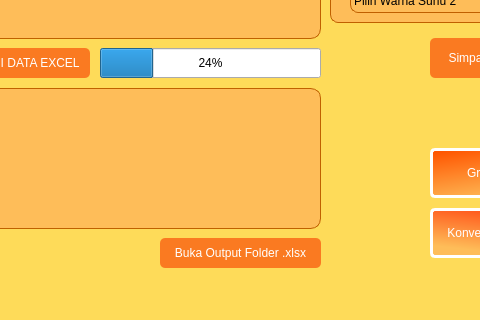
Old version of the form UI/ui_main_app2.ui in the repository NubiOmega/Saving-Your-Quality-Time; both pictures show x 190 to 670 and y 382 to 702 of the 900 by 702 pixel window.
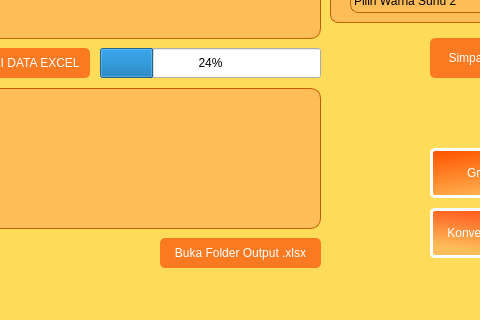
New version of the form. Icons and pictures are not drawn.

Commit message: menambahkan ui dan image resource

What changed in the file:
```diff
--- a/UI/ui_main_app2.ui
+++ b/UI/ui_main_app2.ui
@@ -90,7 +90,7 @@
      <cursorShape>PointingHandCursor</cursorShape>
     </property>
     <property name="text">
-     <string>Buka Output Folder .xlsx</string>
+     <string>Buka Folder Output .xlsx</string>
     </property>
    </widget>
    <widget class="QProgressBar" name="progressBar">
```
The commit also changes 6 other files.
